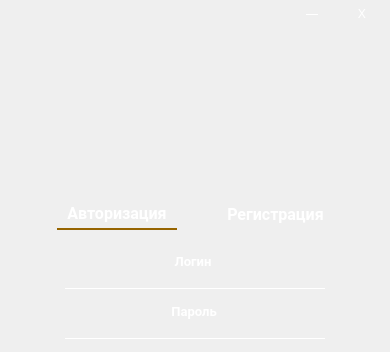
Before: the Qt Designer form Ui/mainwindow.ui in Wb2D/TSCH, drawn with Qt 5; both pictures show x 0 to 390 and y 0 to 352 of the 390 by 650 pixel window.
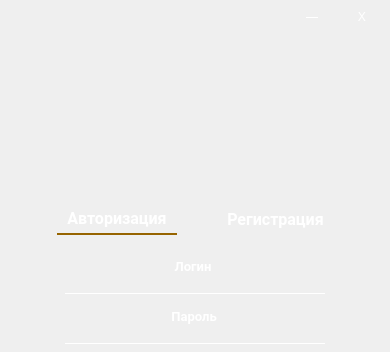
After: the same form once the commit is applied. Icons and pictures are not drawn.

Diff of the .ui file:
```diff
--- a/Ui/mainwindow.ui
+++ b/Ui/mainwindow.ui
@@ -1390,13 +1390,13 @@
             <property name="minimumSize">
              <size>
               <width>50</width>
-              <height>20</height>
+              <height>25</height>
              </size>
             </property>
             <property name="maximumSize">
              <size>
               <width>50</width>
-              <height>20</height>
+              <height>25</height>
              </size>
             </property>
             <property name="font">
@@ -1434,13 +1434,13 @@
             <property name="minimumSize">
              <size>
               <width>50</width>
-              <height>20</height>
+              <height>25</height>
              </size>
             </property>
             <property name="maximumSize">
              <size>
               <width>50</width>
-              <height>20</height>
+              <height>25</height>
              </size>
             </property>
             <property name="font">
```
Left out of the diff: 30 changed lines with no effect on the pictures.
